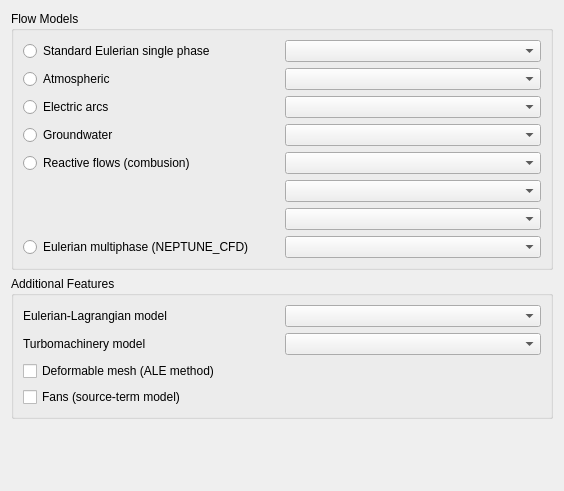
The window that gui/Pages/AnalysisFeaturesForm.ui (code-saturne/code_saturne) describes before a commit, drawn with Qt 5.
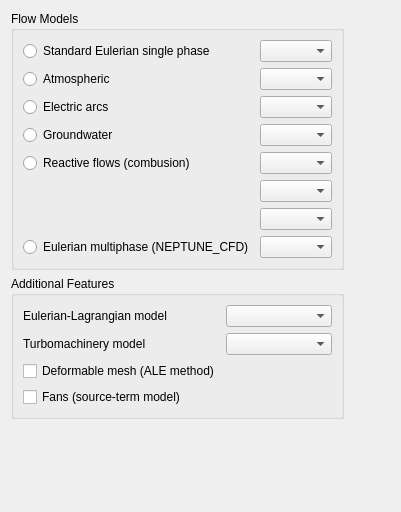
The same window after the commit.

Commit message: GUI: minor layout change for better clarity.

```diff
--- a/gui/Pages/AnalysisFeaturesForm.ui
+++ b/gui/Pages/AnalysisFeaturesForm.ui
@@ -6,23 +6,20 @@
    <rect>
     <x>0</x>
     <y>0</y>
-    <width>564</width>
-    <height>491</height>
+    <width>401</width>
+    <height>512</height>
    </rect>
   </property>
   <property name="windowTitle">
    <string>Form</string>
   </property>
   <layout class="QGridLayout" name="gridLayout_3">
-   <item row="1" column="0">
+   <item row="3" column="0">
     <widget class="QGroupBox" name="groupBox">
      <property name="title">
       <string>Additional Features</string>
      </property>
      <layout class="QGridLayout" name="gridLayout">
-      <item row="2" column="1">
-       <widget class="QComboBox" name="comboBoxLagrangian"/>
-      </item>
       <item row="2" column="0">
        <widget class="QLabel" name="labelLagrangian">
         <property name="text">
@@ -37,6 +34,9 @@
         </property>
        </widget>
       </item>
+      <item row="2" column="1">
+       <widget class="QComboBox" name="comboBoxLagrangian"/>
+      </item>
       <item row="3" column="1">
        <widget class="QComboBox" name="comboBoxTurboMachinery">
         <property name="toolTip">
@@ -67,7 +67,7 @@
      </layout>
     </widget>
    </item>
-   <item row="2" column="0">
+   <item row="4" column="0">
     <spacer name="verticalSpacer">
      <property name="orientation">
       <enum>Qt::Vertical</enum>
@@ -93,27 +93,6 @@
      </property>
      <layout class="QGridLayout">
       <item row="0" column="0">
-       <layout class="QGridLayout" name="gridLayoutModel">
-        <property name="horizontalSpacing">
-         <number>6</number>
-        </property>
-        <property name="leftMargin">
-         <number>0</number>
-        </property>
-        <item row="1" column="1">
-         <widget class="QComboBox" name="comboBoxAtmospheric"/>
-        </item>
-        <item row="1" column="0">
-         <widget class="QRadioButton" name="radioButtonAtmospheric">
-          <property name="toolTip">
-           <string>&lt;html&gt;&lt;head/&gt;&lt;body&gt;&lt;p&gt;Models for atmospheric flows.&lt;/p&gt;&lt;/body&gt;&lt;/html&gt;</string>
-          </property>
-          <property name="text">
-           <string>Atmospheric</string>
-          </property>
-         </widget>
-        </item>
-        <item row="0" column="0">
          <widget class="QRadioButton" name="radioButtonSinglePhase">
           <property name="toolTip">
            <string>&lt;html&gt;&lt;head/&gt;&lt;body&gt;&lt;p&gt;&lt;span style=&quot; font-size:9pt;&quot;&gt;Base single-phase models.&lt;/span&gt;&lt;/p&gt;&lt;/body&gt;&lt;/html&gt;</string>
@@ -126,18 +105,18 @@
         <item row="0" column="1">
          <widget class="QComboBox" name="comboBoxSinglePhase"/>
         </item>
-        <item row="2" column="0">
-         <widget class="QRadioButton" name="radioButtonJouleEffect">
+      <item row="1" column="0">
+       <widget class="QRadioButton" name="radioButtonAtmospheric">
           <property name="toolTip">
-           <string>&lt;html&gt;&lt;head/&gt;&lt;body&gt;&lt;p&gt;Electric arcs and Joule heating.&lt;/p&gt;&lt;/body&gt;&lt;/html&gt;</string>
+         <string>&lt;html&gt;&lt;head/&gt;&lt;body&gt;&lt;p&gt;Models for atmospheric flows.&lt;/p&gt;&lt;/body&gt;&lt;/html&gt;</string>
           </property>
           <property name="text">
-           <string>Electric arcs</string>
+         <string>Atmospheric</string>
           </property>
          </widget>
         </item>
-        <item row="2" column="1">
-         <widget class="QComboBox" name="comboBoxJouleEffect"/>
+      <item row="1" column="1">
+       <widget class="QComboBox" name="comboBoxAtmospheric"/>
         </item>
         <item row="3" column="0">
          <widget class="QRadioButton" name="radioButtonGroundwater">
@@ -149,8 +128,8 @@
           </property>
          </widget>
         </item>
-        <item row="3" column="1">
-         <widget class="QComboBox" name="comboBoxGroundwater"/>
+      <item row="2" column="1">
+       <widget class="QComboBox" name="comboBoxJouleEffect"/>
         </item>
         <item row="4" column="0">
          <widget class="QRadioButton" name="radioButtonReactiveFlows">
@@ -165,9 +144,25 @@
         <item row="4" column="1">
          <widget class="QComboBox" name="comboBoxReactiveFlows"/>
         </item>
+      <item row="3" column="1">
+       <widget class="QComboBox" name="comboBoxGroundwater"/>
+      </item>
+      <item row="6" column="1">
+       <widget class="QComboBox" name="comboBoxCoalCombustion"/>
+      </item>
         <item row="5" column="1">
          <widget class="QComboBox" name="comboBoxGasCombustion"/>
         </item>
+      <item row="2" column="0">
+       <widget class="QRadioButton" name="radioButtonJouleEffect">
+        <property name="toolTip">
+         <string>&lt;html&gt;&lt;head/&gt;&lt;body&gt;&lt;p&gt;Electric arcs and Joule heating.&lt;/p&gt;&lt;/body&gt;&lt;/html&gt;</string>
+        </property>
+        <property name="text">
+         <string>Electric arcs</string>
+        </property>
+       </widget>
+      </item>
         <item row="7" column="1">
          <widget class="QComboBox" name="comboBoxNeptuneCFD"/>
         </item>
@@ -181,14 +176,22 @@
           </property>
          </widget>
         </item>
-        <item row="6" column="1">
-         <widget class="QComboBox" name="comboBoxCoalCombustion"/>
-        </item>
-       </layout>
-      </item>
      </layout>
     </widget>
    </item>
+   <item row="0" column="1">
+    <spacer name="horizontalSpacer">
+     <property name="orientation">
+      <enum>Qt::Horizontal</enum>
+     </property>
+     <property name="sizeHint" stdset="0">
+      <size>
+       <width>40</width>
+       <height>20</height>
+      </size>
+     </property>
+    </spacer>
+   </item>
   </layout>
  </widget>
  <resources/>
```
Lines whose indentation alone changed are shown as unchanged.
